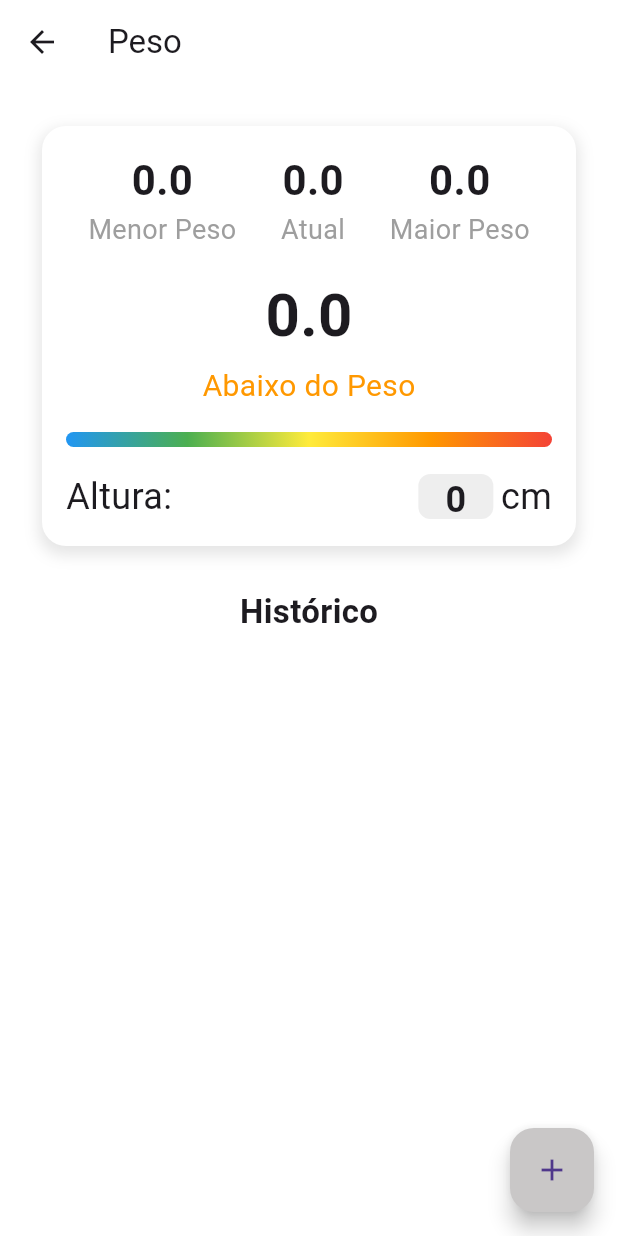
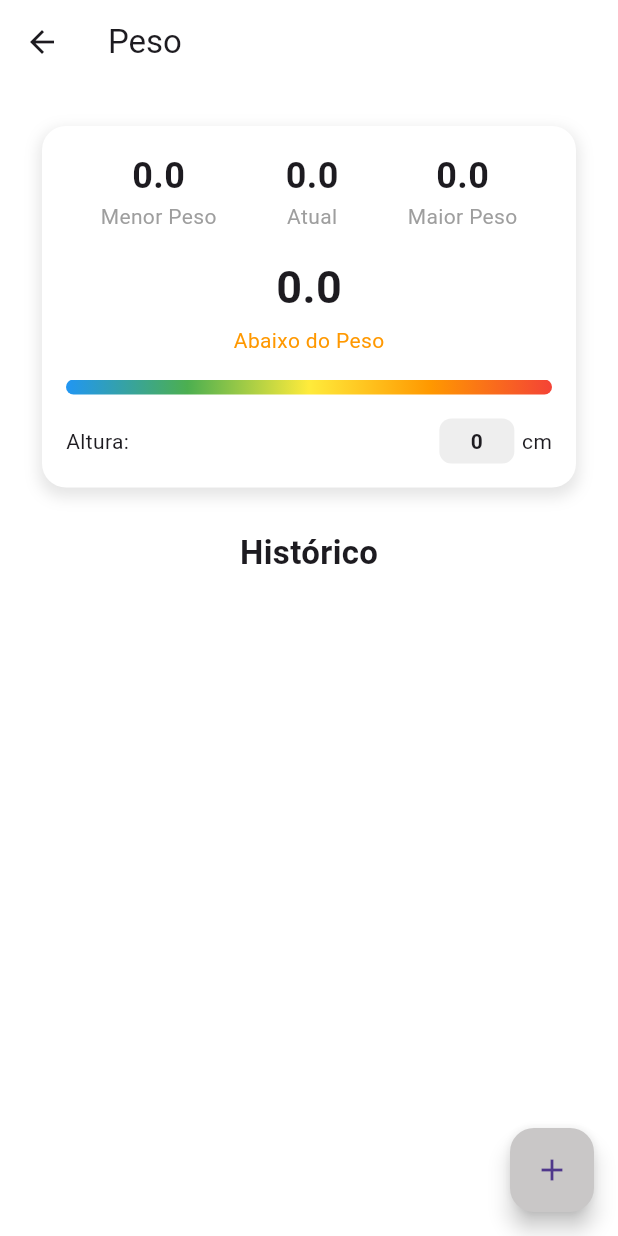
Before and after one commit to AugustoH22/glicometrics, a Flutter app: the PesoScreen screen opened directly, on a phone screen of 412 x 824 dp. Run offline on Flutter 3.47's test engine with Material 3 defaults, Android fonts, the phone set to English and light mode, and no system bars; our stand-ins replace cloud_firestore, firebase_auth, firebase_core, fl_chart, flutter_gemini, flutter_multi_formatter and 5 more; accounts and stored records are empty; Roboto replaces fonts that are missing (Cookie).

Commit message:
Ajusta estilos de texto em gráficos e telas, atualiza lógica de exibição e modifica opções de seleção de tipo de glicemia

```diff
--- a/lib/tela_home/tela_home.dart
+++ b/lib/tela_home/tela_home.dart
@@ -64,6 +64,7 @@ class _HomeScreenState extends State<HomeScreen> {
           .difference(DateTime.now().subtract(const Duration(days: 30)))
           .inDays
           .toDouble();
+      x += 1;
       return FlSpot(x, valorGlicemia);
     }).toList();
 
--- a/lib/tela_home/widgets/grafico_peso.dart
+++ b/lib/tela_home/widgets/grafico_peso.dart
@@ -67,15 +67,15 @@ class GraficoPeso extends StatelessWidget {
               // Exibição do valor do IMC e classificação
               Text(
                 imc.toStringAsFixed(1),
-                style: GoogleFonts.cookie(
-                    fontSize: 40, fontWeight: FontWeight.bold),
+                style: TextStyle(
+                    fontSize: 30, fontWeight: FontWeight.bold),
               ),
               const SizedBox(height: 4),
 
               // Classificação do IMC
               Text(
                 _getIMCClassificacao(imc),
-                style: GoogleFonts.cookie(fontSize: 20, color: Colors.orange),
+                style: TextStyle(fontSize: 14, color: Colors.orange),
               ),
               const SizedBox(height: 16),
 
@@ -88,7 +88,7 @@ class GraficoPeso extends StatelessWidget {
                 children: [
                   Text(
                     "Altura:",
-                    style: GoogleFonts.cookie(fontSize: 24),
+                    style: TextStyle(fontSize: 14),
                   ),
                   const Spacer(), // Adiciona espaço flexível entre os itens
                   InkWell(
@@ -104,8 +104,8 @@ class GraficoPeso extends StatelessWidget {
                       ),
                       child: Text(
                         "${altura.toInt()}",
-                        style: GoogleFonts.cookie(
-                            fontSize: 24, fontWeight: FontWeight.bold),
+                        style: TextStyle(
+                            fontSize: 14, fontWeight: FontWeight.bold),
                       ),
                     ),
                   ),
@@ -113,7 +113,7 @@ class GraficoPeso extends StatelessWidget {
                       width: 5), // Espaço entre o Container e o texto "cm"
                   Text(
                     "cm",
-                    style: GoogleFonts.cookie(fontSize: 24),
+                    style: TextStyle(fontSize: 14),
                   ),
                 ],
               ),
@@ -130,10 +130,10 @@ class GraficoPeso extends StatelessWidget {
       children: [
         Text(
           valor.toStringAsFixed(1),
-          style: TextStyle(fontSize: 28, fontWeight: FontWeight.bold),
+          style: TextStyle(fontSize: 24, fontWeight: FontWeight.bold),
         ),
         Text(label,
-            style: TextStyle(fontSize: 18, color: Colors.grey)),
+            style: TextStyle(fontSize: 14, color: Colors.grey)),
       ],
     );
   }
```
Also changed, not shown: lib/tela_home/widgets/graficos_linha.dart (+14 -17 lines), lib/tela_registros/glicemia/tela_registros_glicemia_informacao.dart (+11 -4 lines).
